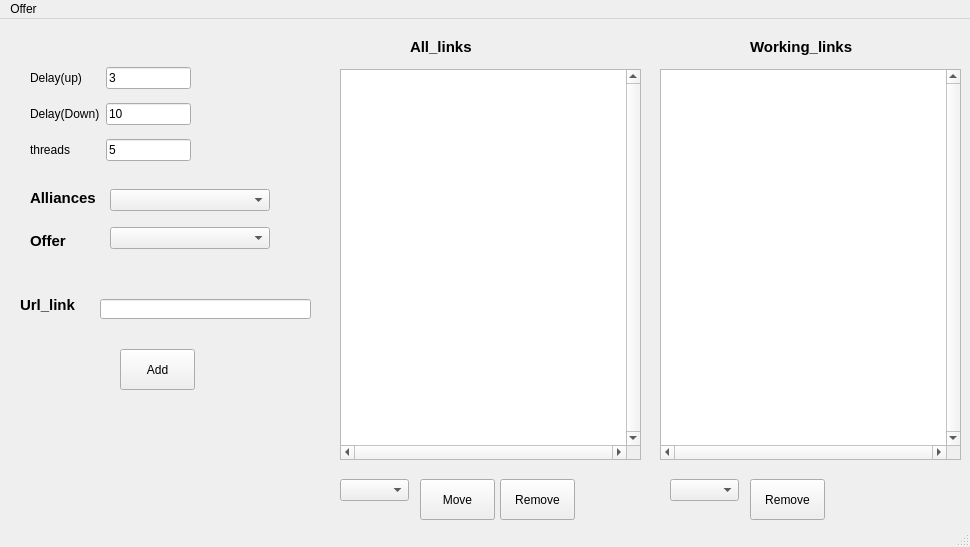
The window that ui/test.ui (FuckBrains/src) describes before a commit, drawn with Qt 5.
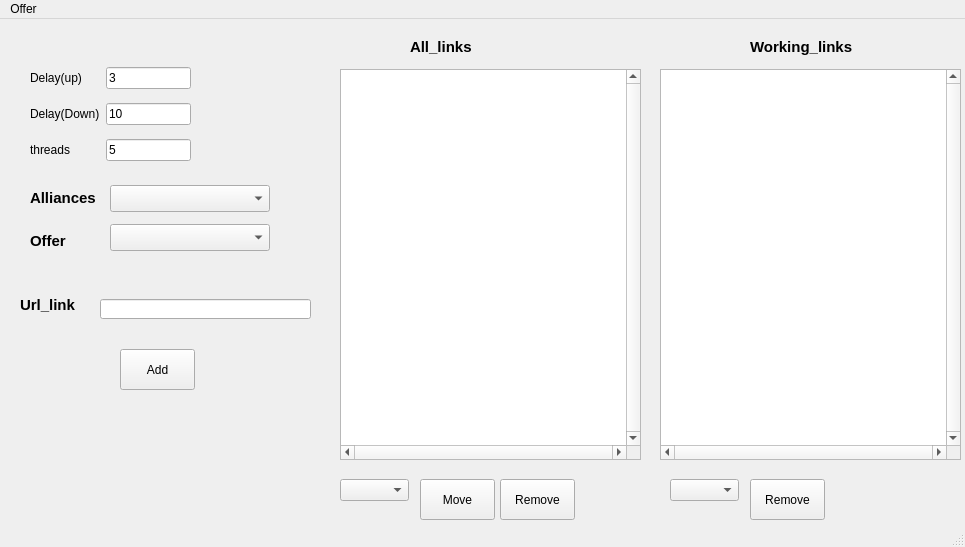
The same window after the commit.

Diff of the .ui file:
```diff
--- a/ui/test.ui
+++ b/ui/test.ui
@@ -9,7 +9,7 @@
    <rect>
     <x>0</x>
     <y>0</y>
-    <width>970</width>
+    <width>965</width>
     <height>547</height>
    </rect>
   </property>
@@ -84,10 +84,22 @@
     </property>
     <layout class="QVBoxLayout" name="verticalLayout_2">
      <item>
-      <widget class="QComboBox" name="comboBox1"/>
+      <widget class="QComboBox" name="comboBox1">
+       <property name="font">
+        <font>
+         <pointsize>12</pointsize>
+        </font>
+       </property>
+      </widget>
      </item>
      <item>
-      <widget class="QComboBox" name="comboBox2"/>
+      <widget class="QComboBox" name="comboBox2">
+       <property name="font">
+        <font>
+         <pointsize>12</pointsize>
+        </font>
+       </property>
+      </widget>
      </item>
     </layout>
    </widget>
@@ -321,7 +333,7 @@
     <rect>
      <x>0</x>
      <y>0</y>
-     <width>970</width>
+     <width>965</width>
      <height>21</height>
     </rect>
    </property>
```
Left out of the diff: 12 changed lines with no effect on the pictures.
